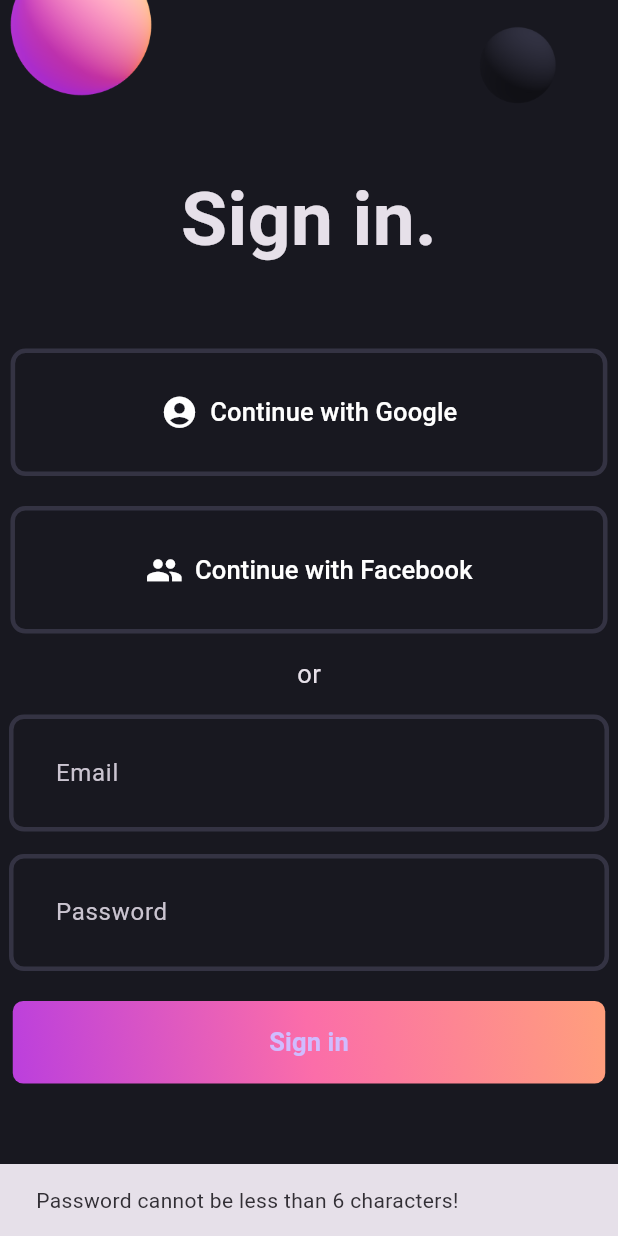
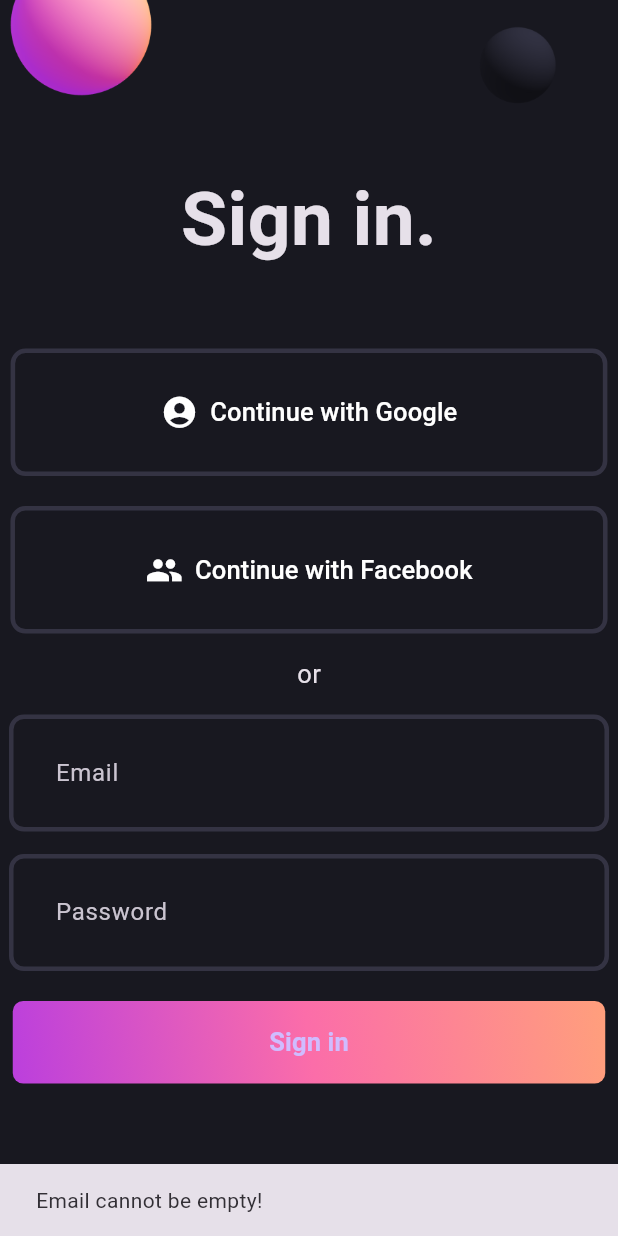
Before and after one commit to mahdyar16237/login_bloc, a Flutter app: the screen it shows after launch, after a tap on "Sign in", on a phone screen of 412 x 824 dp. Run offline on Flutter 3.47's test engine with Material 3 defaults, Android fonts, the phone set to English and light mode, and no system bars; our stand-ins replace flutter_bloc.

```diff
--- a/lib/bloc/auth_bloc.dart
+++ b/lib/bloc/auth_bloc.dart
@@ -10,17 +10,9 @@ class AuthBloc extends Bloc<AuthEvent, AuthState> {
     on<AuthLogoutRequested>(_onAuthLogoutRequested);
   }
 
-  // @override
-  // void onChange(Change<AuthState> change) {
-  //   super.onChange(change);
-  //   print('AuthBloc - Change - $change');
-  // }
-
-  // @override
-  // void onTransition(Transition<AuthEvent, AuthState> transition) {
-  //   super.onTransition(transition);
-  //   print('AuthBloc - Transition - $transition');
-  // }
+  bool _isValidEmail(String email) {
+    return RegExp(r'^[\w-\.]+@([\w-]+\.)+[\w-]{2,4}$').hasMatch(email);
+  }
 
   void _onAuthLoginRequested(
     AuthLoginRequested event,
@@ -28,19 +20,39 @@ class AuthBloc extends Bloc<AuthEvent, AuthState> {
   ) async {
     emit(AuthLoading());
     try {
-      final email = event.email;
-      final password = event.password;
-      // Email validation using Regex
+      final email = event.email.trim();
+      final password = event.password.trim();
+
+      // Email validation
+      if (email.isEmpty) {
+        return emit(AuthFailure('Email cannot be empty!'));
+      }
+
+      if (!_isValidEmail(email)) {
+        return emit(AuthFailure('Please enter a valid email address!'));
+      }
+
+      // Password validation
+      if (password.isEmpty) {
+        return emit(AuthFailure('Password cannot be empty!'));
+      }
 
       if (password.length < 6) {
         return emit(AuthFailure('Password cannot be less than 6 characters!'));
       }
 
-      await Future.delayed(const Duration(seconds: 1), () {
-        return emit(AuthSuccess(uid: '$email-$password'));
-      });
+      // Simulate API call
+      await Future.delayed(const Duration(seconds: 1));
+
+      // In a real app, you would call an authentication service here
+      // For now, we'll just emit success
+      emit(AuthSuccess(uid: '$email-$password'));
     } catch (e) {
-      return emit(AuthFailure(e.toString()));
+      // Better error handling
+      final errorMessage = e is Exception
+          ? e.toString().replaceFirst('Exception: ', '')
+          : 'An unexpected error occurred. Please try again.';
+      return emit(AuthFailure(errorMessage));
     }
   }
 
@@ -50,11 +62,17 @@ class AuthBloc extends Bloc<AuthEvent, AuthState> {
   ) async {
     emit(AuthLoading());
     try {
-      await Future.delayed(const Duration(seconds: 1), () {
-        return emit(AuthInitial());
-      });
+      // Simulate API call for logout
+      await Future.delayed(const Duration(seconds: 1));
+
+      // In a real app, you would call a logout service here
+      emit(AuthInitial());
     } catch (e) {
-      emit(AuthFailure(e.toString()));
+      // Better error handling
+      final errorMessage = e is Exception
+          ? e.toString().replaceFirst('Exception: ', '')
+          : 'Failed to logout. Please try again.';
+      emit(AuthFailure(errorMessage));
     }
   }
 }
--- a/lib/bloc/auth_state.dart
+++ b/lib/bloc/auth_state.dart
@@ -6,7 +6,7 @@ sealed class AuthState {}
 final class AuthInitial extends AuthState {}
 
 final class AuthSuccess extends AuthState {
-  final String uid; // This could be a UserModel
+  final String uid;
 
   AuthSuccess({required this.uid});
 }
--- a/lib/login_screan.dart
+++ b/lib/login_screen.dart
@@ -1,7 +1,7 @@
 import 'package:flutter/material.dart';
 import 'package:flutter_bloc/flutter_bloc.dart';
 import 'package:login_bloc/bloc/auth_bloc.dart';
-import 'package:login_bloc/home_screan.dart';
+import 'package:login_bloc/home_screen.dart';
 import 'package:login_bloc/widget/gradient_button.dart';
 import 'package:login_bloc/widget/login_field.dart';
 import 'package:login_bloc/widget/social_button.dart';
@@ -18,17 +18,25 @@ class _LoginScreenState extends State<LoginScreen> {
   final passwordController = TextEditingController();
 
   @override
+  void dispose() {
+    emailController.dispose();
+    passwordController.dispose();
+    super.dispose();
+  }
+
+  @override
   Widget build(BuildContext context) {
     return Scaffold(
       body: BlocConsumer<AuthBloc, AuthState>(
         listener: (context, state) {
           if (state is AuthFailure) {
+            ScaffoldMessenger.of(context).clearSnackBars();
             ScaffoldMessenger.of(
               context,
             ).showSnackBar(SnackBar(content: Text(state.error)));
           }
 
-          if (state is AuthSuccess) {
+          if (mounted && state is AuthSuccess) {
             Navigator.pushAndRemoveUntil(
               context,
               MaterialPageRoute(builder: (context) => const HomeScreen()),
@@ -40,6 +48,7 @@ class _LoginScreenState extends State<LoginScreen> {
           if (state is AuthLoading) {
             return const Center(child: CircularProgressIndicator());
           }
+
           return SingleChildScrollView(
             child: Center(
               child: Column(
--- a/lib/main.dart
+++ b/lib/main.dart
@@ -2,7 +2,7 @@ import 'package:flutter/material.dart';
 import 'package:flutter_bloc/flutter_bloc.dart';
 import 'package:login_bloc/app_bloc_observer.dart';
 import 'package:login_bloc/bloc/auth_bloc.dart';
-import 'package:login_bloc/login_screan.dart';
+import 'package:login_bloc/login_screen.dart';
 import 'package:login_bloc/colors.dart';
 
 void main() {
--- a/pubspec.yaml
+++ b/pubspec.yaml
@@ -46,6 +46,7 @@ dev_dependencies:
   # package. See that file for information about deactivating specific lint
   # rules and activating additional ones.
   flutter_lints: ^6.0.0
+  bloc_test: ^9.1.5
 
 # For information on the generic Dart part of this file, see the
 # following page: https://dart.dev/tools/pub/pubspec
```
Also changed, not shown: lib/home_screan.dart (deleted, +0 -45 lines), lib/home_screen.dart (added, +60 -0 lines), pubspec.lock, 4 other files.
